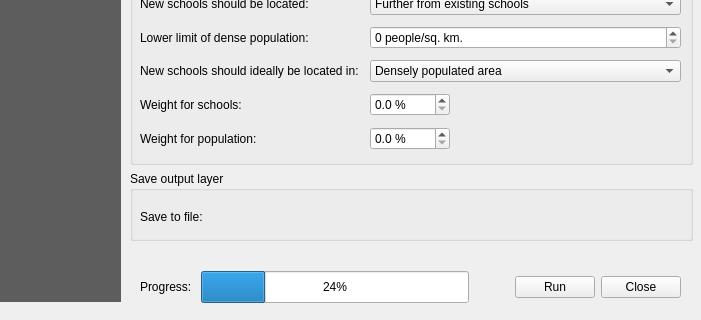
iiepdev/mcda-plugin, file rasterriskassessmentplugin/resources/ui/main_dialog.ui: the form before one commit; both pictures show x 99 to 800 and y 280 to 600 of the 800 by 600 pixel window.
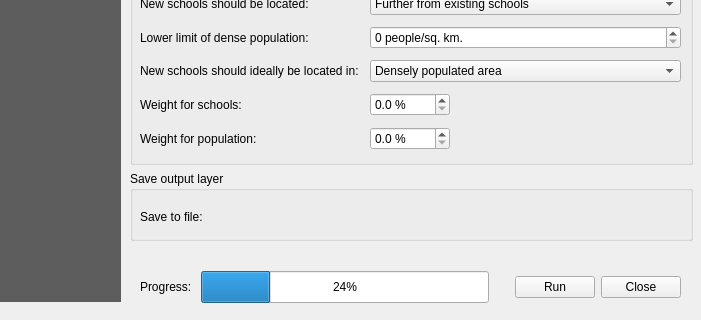
The form after the commit. Custom widgets are drawn as their Qt base class.

Commit message: Fix progress bar width

Diff of the .ui file:
```diff
--- a/rasterriskassessmentplugin/resources/ui/main_dialog.ui
+++ b/rasterriskassessmentplugin/resources/ui/main_dialog.ui
@@ -1306,7 +1306,7 @@
            </property>
            <property name="sizeHint" stdset="0">
             <size>
-             <width>40</width>
+             <width>20</width>
              <height>20</height>
             </size>
            </property>
```
